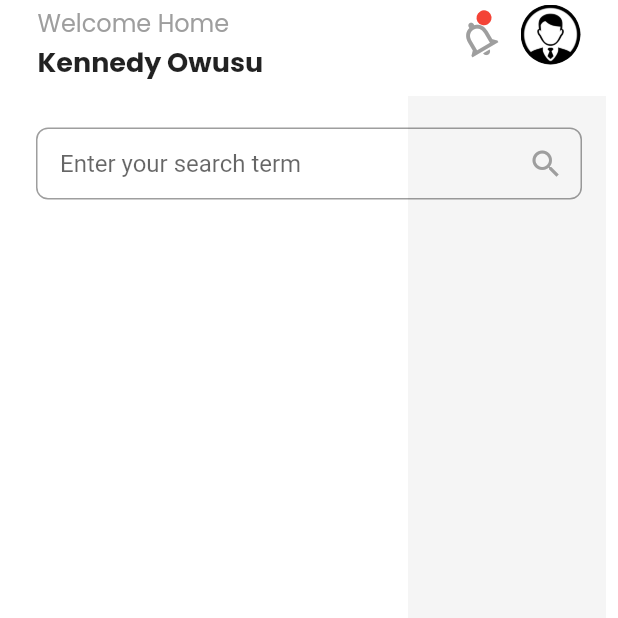
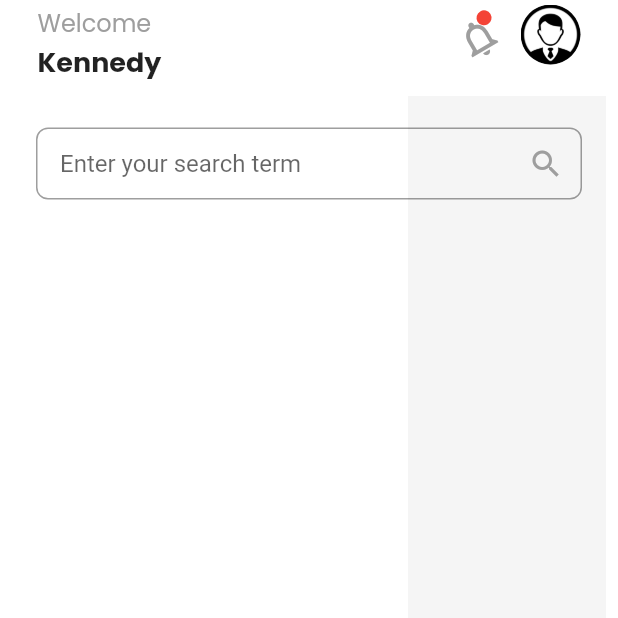
Before and after one commit to kennedyowusu/job_finder, a Flutter app: the screen it shows after launch, on a phone screen of 412 x 824 dp, the top half of it. Run offline on Flutter 3.47's test engine with Material 2 defaults, Android fonts, the phone set to English and light mode, and no system bars; our stand-ins replace get, google_fonts.

Commit message:
update the appbar text

```diff
--- a/lib/widgets/custom_appbar.dart
+++ b/lib/widgets/custom_appbar.dart
@@ -30,7 +30,7 @@ class CustomAppBar extends StatelessWidget implements PreferredSizeWidget {
                 height: 3,
               ),
               CustomTextStyle(
-                text: 'Welcome Home',
+                text: 'Welcome',
                 textStyle: GoogleFonts.poppins(
                   textStyle: TextStyle(
                     fontSize: 16,
@@ -42,7 +42,7 @@ class CustomAppBar extends StatelessWidget implements PreferredSizeWidget {
                 height: 1,
               ),
               CustomTextStyle(
-                text: 'Kennedy Owusu',
+                text: 'Kennedy',
                 textStyle: GoogleFonts.poppins(
                   textStyle: TextStyle(
                     fontSize: 18,
```
